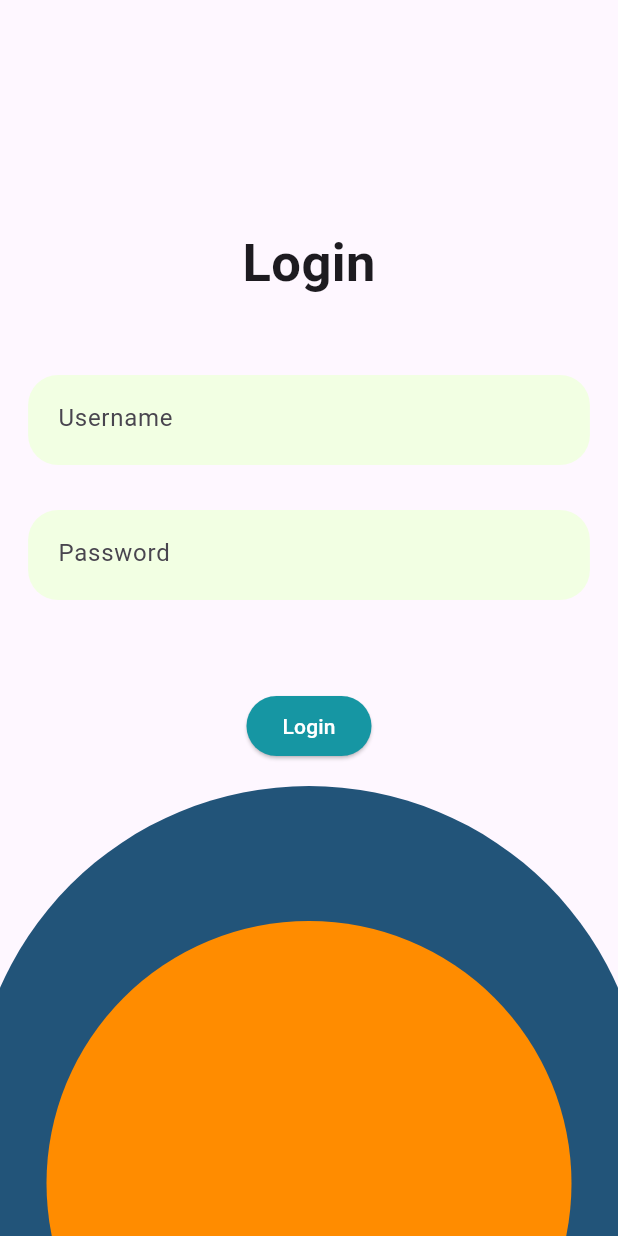
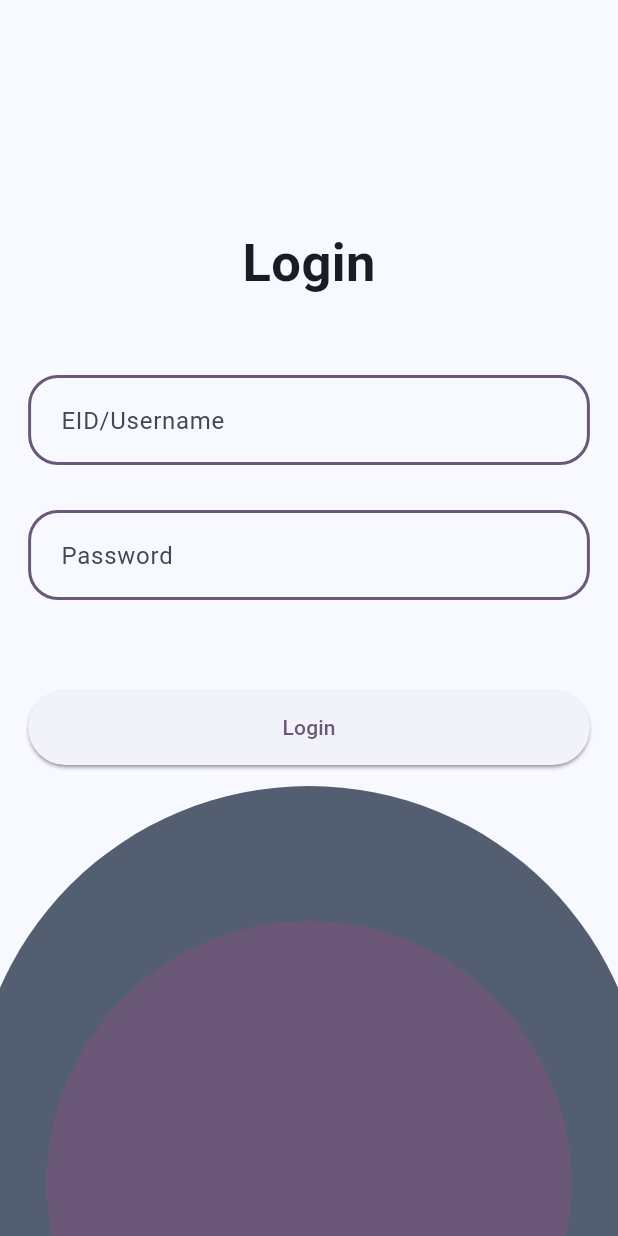
Before and after one commit to andro-ayush/attendance_system, a Flutter app: the screen it shows after launch, after a tap on "Admin", on a phone screen of 412 x 824 dp. Run offline on Flutter 3.47's test engine with Material 3 defaults, Android fonts, the phone set to English and light mode, and no system bars; drawn by our look-alikes of dynamic_color; our stand-ins replace image_picker, shared_preferences, sqflite; missing offline and left inert: tflite_flutter; accounts and stored records are empty.

```diff
--- a/lib/Login.dart
+++ b/lib/Login.dart
@@ -76,14 +76,15 @@ class _LoginPageState extends State<LoginPage> {
                         height: 60,
                         width: MediaQuery.of(context).size.width / 1.1,
                         decoration: BoxDecoration(
+                          border: Border.all(width: 2,color: Theme.of(context).colorScheme.tertiary),
                           borderRadius: BorderRadius.circular(20),
-                          color: const Color.fromARGB(255, 242, 255, 227),
+
                         ),
                         child: TextFormField(
                           controller: _usernamecontroller,
                           decoration: InputDecoration(
                             contentPadding: EdgeInsets.only(left: 20, top: 10),
-                            hintText: "Username",
+                            hintText: "EID/Username",
                             border: InputBorder.none,
                           ),
                         ),
@@ -94,8 +95,9 @@ class _LoginPageState extends State<LoginPage> {
                         height: 60,
                         width: MediaQuery.of(context).size.width / 1.1,
                         decoration: BoxDecoration(
+                          border:Border.all(width: 2,color: Theme.of(context).colorScheme.tertiary),
                           borderRadius: BorderRadius.circular(20),
-                          color: const Color.fromARGB(255, 242, 255, 227),
+
                         ),
                         child: TextFormField(
                           obscureText: true,
@@ -143,10 +145,12 @@ class _LoginPageState extends State<LoginPage> {
                           }
                         },
                         style: ElevatedButton.styleFrom(
-                          backgroundColor: Color.fromARGB(255, 22, 150, 163),
-                          foregroundColor: Colors.white,
-                        ),
-                        child: Text("Login"),
+                shadowColor: Theme.of(context).colorScheme.tertiary,
+                  minimumSize: Size(ScreenWidth / 1.1, 50),
+                  //backgroundColor: Theme.of(context).colorScheme.tertiary,
+                  //foregroundColor: Colors.white
+                  ),
+                        child: Text("Login",style: TextStyle(color: Theme.of(context).colorScheme.tertiary),),
                       ),
                     ],
                   ),
@@ -165,7 +169,7 @@ class _LoginPageState extends State<LoginPage> {
                                 height: size,
                                 width: size,
                                 decoration: BoxDecoration(
-                                  color: Color.fromARGB(255, 34, 84, 121),
+                                  color: Theme.of(context).colorScheme.secondary,
                                   borderRadius: BorderRadius.circular(size / 2),
                                 ),
                               ),
@@ -184,7 +188,7 @@ class _LoginPageState extends State<LoginPage> {
                                 height: size,
                                 width: size,
                                 decoration: BoxDecoration(
-                                  color: Color.fromARGB(255, 255, 140, 0),
+                                  color: Theme.of(context).colorScheme.tertiary,
                                   borderRadius: BorderRadius.circular(size / 2),
                                 ),
                               ),
--- a/lib/Usertype.dart
+++ b/lib/Usertype.dart
@@ -39,10 +39,12 @@ double ScreenWidth = MediaQuery.of(context).size.width;
                   ElevatedButton(onPressed: () {
                   Navigator.pushNamed(context, '/login',arguments: 'Admin');},
                   style: ElevatedButton.styleFrom(
-                    minimumSize: Size(ScreenWidth/1.1,50),
-                    backgroundColor: Color.fromARGB(255, 242, 255, 227)
+                  shadowColor: Theme.of(context).colorScheme.tertiary,
+                  minimumSize: Size(ScreenWidth / 1.1, 50),
+                  //backgroundColor: Theme.of(context).colorScheme.tertiary,
+                  //foregroundColor: Colors.white
                   ),
-                  child: Text("Admin")),
+                  child: Text("Admin",style: TextStyle(color: Theme.of(context).colorScheme.tertiary),)),
 
                   SizedBox(height: 20,),
 
@@ -50,10 +52,12 @@ double ScreenWidth = MediaQuery.of(context).size.width;
                   ElevatedButton(onPressed: () {
                     Navigator.pushNamed(context, '/login',arguments: 'Employee');},
                     style: ElevatedButton.styleFrom(
-                      minimumSize: Size(ScreenWidth/1.1,50),
-                      backgroundColor: Color.fromARGB(255, 242, 255, 227)
-                    ),
-                    child: Text("Employee")),
+                    shadowColor: Theme.of(context).colorScheme.primary,
+                    minimumSize: Size(ScreenWidth / 1.1, 50),
+                    //backgroundColor: Theme.of(context).colorScheme.tertiary,
+                    //foregroundColor: Colors.white
+                  ),
+                    child: Text("Employee",style: TextStyle(color: Theme.of(context).colorScheme.tertiary),)),
                 ],
               ),
             ),
@@ -69,13 +73,13 @@ double ScreenWidth = MediaQuery.of(context).size.width;
       curve: Curves.easeIn,
       builder: (context, size, child) {
         return Positioned(
-          bottom: -size / 3,
+          bottom: -size / 2.5,
           left: (ScreenWidth - size) / 2,
           child: Container(
             height: size,
             width: size,
             decoration: BoxDecoration(
-              color: Color.fromARGB(255, 172, 241, 240),
+              color: Theme.of(context).colorScheme.tertiary,
               borderRadius: BorderRadius.circular(size / 2),
             ),
           ),
@@ -90,13 +94,13 @@ double ScreenWidth = MediaQuery.of(context).size.width;
       curve: Curves.easeIn,
       builder: (context, size, child) {
         return Positioned(
-          bottom: -size / 2.5,
+          bottom: -size / 1.9,
           left: (ScreenWidth - size) / 2,
           child: Container(
             height: size,
             width: size,
             decoration: BoxDecoration(
-              color: Color.fromARGB(255, 22, 150, 163),
+              color: Theme.of(context).colorScheme.primary,
               borderRadius: BorderRadius.circular(size / 2),
             ),
           ),
--- a/lib/main.dart
+++ b/lib/main.dart
@@ -1,9 +1,10 @@
+import 'package:flutter/material.dart';
+import 'package:shared_preferences/shared_preferences.dart';
+import 'package:dynamic_color/dynamic_color.dart';
 import 'package:attendence_system/Admin.dart';
 import 'package:attendence_system/Employee.dart';
 import 'package:attendence_system/Login.dart';
 import 'package:attendence_system/Usertype.dart';
-import 'package:flutter/material.dart';
-import 'package:shared_preferences/shared_preferences.dart';
 
 void main() async {
   WidgetsFlutterBinding.ensureInitialized();
@@ -11,14 +12,68 @@ void main() async {
   final isLoggedIn = prefs.getBool('isLoggedIn') ?? false;
   final role = prefs.getString('role');
 
-  runApp(MaterialApp(
-    debugShowCheckedModeBanner: false,
-    initialRoute: isLoggedIn ? (role == 'Admin' ? '/admin' : '/employee') : '/',
-    routes: {
-      '/': (context) => UserType(), // Or a role selector
-      '/login': (context) => LoginPage(role: ModalRoute.of(context)!.settings.arguments as String),
-      '/admin': (context) => AdminPage(),
-      '/employee': (context) => EmployeePage(),
-    },
-  ));
+  runApp(MyApp(isLoggedIn: isLoggedIn, role: role));
 }
+
+class MyApp extends StatefulWidget {
+  final bool isLoggedIn;
+  final String? role;
+
+  const MyApp({super.key, required this.isLoggedIn, this.role});
+
+  @override
+  State<MyApp> createState() => _MyAppState();
+}
+
+class _MyAppState extends State<MyApp> {
+  ColorScheme? _lightColorScheme;
+  ColorScheme? _darkColorScheme;
+
+  @override
+  Widget build(BuildContext context) {
+    return DynamicColorBuilder(
+      builder: (ColorScheme? lightDynamic, ColorScheme? darkDynamic) {
+        _lightColorScheme = lightDynamic ?? defaultLightColorScheme;
+        _darkColorScheme = darkDynamic ?? defaultDarkColorScheme;
+
+        return MaterialApp(
+          debugShowCheckedModeBanner: false,
+          theme: ThemeData(
+            colorScheme: _lightColorScheme,
+            useMaterial3: true,
+          ),
+          darkTheme: ThemeData(
+            colorScheme: _darkColorScheme,
+            useMaterial3: true,
+          ),
+          themeMode: ThemeMode.system,
+          initialRoute: getInitialRoute(),
+          routes: {
+            '/': (context) => const UserType(),
+            '/login': (context) {
+              final roleArg = ModalRoute.of(context)?.settings.arguments as String?;
+              return LoginPage(role: roleArg ?? '');
+            },
+            '/admin': (context) => const AdminPage(),
+            '/employee': (context) => const EmployeePage(),
+          },
+        );
+      },
+    );
+  }
+
+  String getInitialRoute() {
+    if (widget.isLoggedIn) {
+      if (widget.role == 'Admin') {
+        return '/admin';
+      } else if (widget.role == 'Employee') {
+        return '/employee';
+      }
+    }
+    return '/';
+  }
+}
+
+// Default fallback themes (for Android 11 and below)
+final ColorScheme defaultLightColorScheme = ColorScheme.fromSeed(seedColor: Colors.blue);
+final ColorScheme defaultDarkColorScheme = ColorScheme.fromSeed(seedColor: Colors.blue, brightness: Brightness.dark);
--- a/pubspec.yaml
+++ b/pubspec.yaml
@@ -40,6 +40,7 @@ dependencies:
   tflite_flutter: ^0.11.0
   path_provider: ^2.1.5
   image: ^4.1.3
+  dynamic_color: ^1.7.0
 
 
 dev_dependencies:
```
Also changed, not shown: lib/Admin.dart (+42 -33 lines), lib/Employee.dart (+42 -22 lines), 1 other file.
